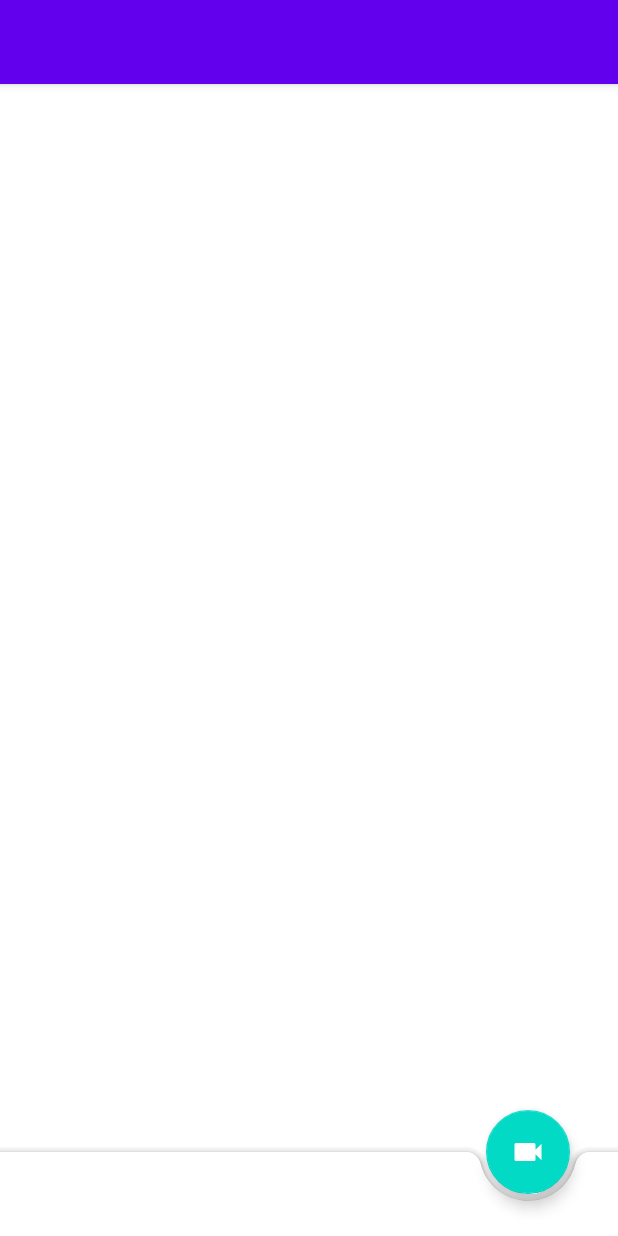
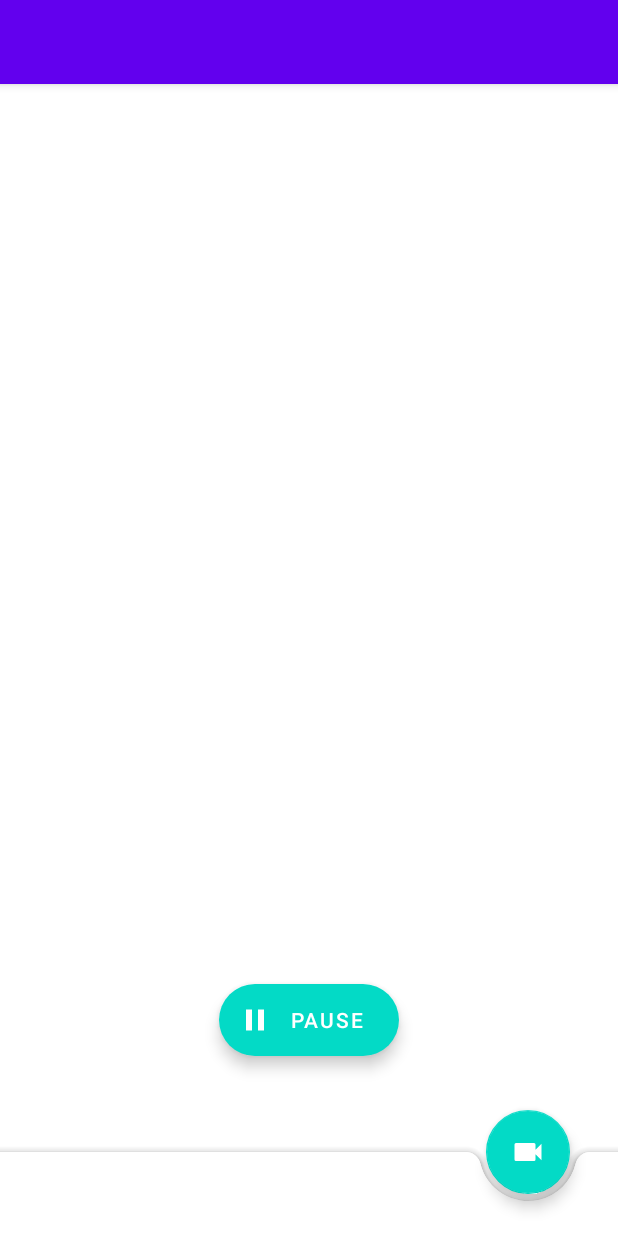
Before and after one commit to bmcreations/scrcast, an Android app: the JavaMainActivity screen opened directly, with no data from a screen before it, on a phone screen of 412 x 824 dp. Run offline under Robolectric (Android 15) with nearby library versions, the phone set to English and light mode, and no system bars; libraries missing offline, so code that uses them is left out: com.karumi.dexter.

Commit message:
feat(scrcast): add pause/resume functionality with kotlin demo
TODO: Update foreground notification to enable pause/resume and reflect paused state

Signed-off-by: Brandon McAnsh <brandon.mcansh@gmail.com>

```diff
--- a/app/build.gradle
+++ b/app/build.gradle
@@ -38,6 +38,7 @@ dependencies {
 
     implementation deps.kotlin.stdlib
     implementation deps.jetpack.corektx
+    implementation deps.jetpack.constraintlayout
     implementation deps.jetpack.appcompat
     implementation deps.jetpack.material
 }
--- a/app/src/main/java/dev/bmcreations/scrcast/app/list/JavaMainActivity.java
+++ b/app/src/main/java/dev/bmcreations/scrcast/app/list/JavaMainActivity.java
@@ -102,7 +102,7 @@ public class JavaMainActivity extends AppCompatActivity {
 
     private void bindViews() {
         fab.setOnClickListener(v -> {
-            if (recorder.isRecording()) {
+            if (recorder.getState().isRecording()) {
                 recorder.stopRecording();
             } else {
                 recorder.record();
--- a/app/src/main/res/layout/activity_main.xml
+++ b/app/src/main/res/layout/activity_main.xml
@@ -32,14 +32,39 @@
         </com.google.android.material.appbar.CollapsingToolbarLayout>
     </com.google.android.material.appbar.AppBarLayout>
 
+    <androidx.constraintlayout.widget.ConstraintLayout
+        android:layout_width="match_parent"
+        android:layout_height="match_parent"
+        android:layout_marginBottom="?actionBarSize"
+        app:layout_behavior="com.google.android.material.appbar.AppBarLayout$ScrollingViewBehavior">
 
         <com.google.android.material.textview.MaterialTextView
             android:id="@+id/start_timer"
             android:layout_width="wrap_content"
             android:layout_height="wrap_content"
             android:textSize="36sp"
+            app:layout_constraintStart_toStartOf="parent"
+            app:layout_constraintEnd_toEndOf="parent"
+            app:layout_constraintTop_toTopOf="parent"
+            app:layout_constraintBottom_toBottomOf="parent"
             android:layout_gravity="center"
             tools:text="5" />
+
+        <com.google.android.material.floatingactionbutton.ExtendedFloatingActionButton
+            android:id="@+id/pause_fab"
+            android:layout_width="wrap_content"
+            android:layout_height="wrap_content"
+            android:layout_marginBottom="64dp"
+            app:layout_constraintBottom_toBottomOf="parent"
+            app:layout_constraintStart_toStartOf="parent"
+            app:layout_constraintEnd_toEndOf="parent"
+            app:iconTint="@android:color/white"
+            android:text="Pause"
+            android:textColor="@android:color/white"
+            app:icon="@drawable/ic_pause" />
+
+
+    </androidx.constraintlayout.widget.ConstraintLayout>
 
     <com.google.android.material.bottomappbar.BottomAppBar
         android:id="@+id/bottom_bar"
--- /dev/null
+++ b/library/src/main/java/dev/bmcreations/scrcast/extensions/FeatureCompatibility.kt
@@ -0,0 +1,6 @@
+package dev.bmcreations.scrcast.extensions
+
+import android.os.Build
+import androidx.annotation.RequiresApi
+
+val supportsPauseResume = Build.VERSION.SDK_INT >= Build.VERSION_CODES.N
--- a/library/src/main/java/dev/bmcreations/scrcast/recorder/Action.kt
+++ b/library/src/main/java/dev/bmcreations/scrcast/recorder/Action.kt
@@ -1,5 +1,11 @@
 package dev.bmcreations.scrcast.recorder
 
 sealed class Action(val name: String) {
+    object Pause : Action(ACTION_PAUSE)
+    object Resume : Action(ACTION_RESUME)
     object Stop : Action(ACTION_STOP)
 }
+
+const val ACTION_PAUSE = "scrcast.internal.action.PAUSE"
+const val ACTION_RESUME = "scrcast.internal.action.RESUME"
+const val ACTION_STOP = "scrcast.internal.action.STOP"
--- /dev/null
+++ b/library/src/main/res/drawable/ic_pause.xml
@@ -0,0 +1,8 @@
+<?xml version="1.0" encoding="utf-8"?>
+<vector xmlns:android="http://schemas.android.com/apk/res/android"
+    android:height="24dp"
+    android:width="24dp"
+    android:viewportWidth="24"
+    android:viewportHeight="24">
+    <path android:fillColor="#fff" android:pathData="M14,19H18V5H14M6,19H10V5H6V19Z" />
+</vector>
```
Also changed, not shown: app/src/main/java/dev/bmcreations/scrcast/app/list/MainActivity.kt (+40 -8 lines), library/src/main/java/dev/bmcreations/scrcast/ScrCast.kt (+34 -11 lines), library/src/main/java/dev/bmcreations/scrcast/recorder/RecordingState.kt (+7 -2 lines), library/src/main/java/dev/bmcreations/scrcast/recorder/service/RecorderService.kt (+50 -10 lines), library/src/main/res/drawable/ic_resume.xml (added, +8 -0 lines). Lines whose indentation alone changed are shown as unchanged.
